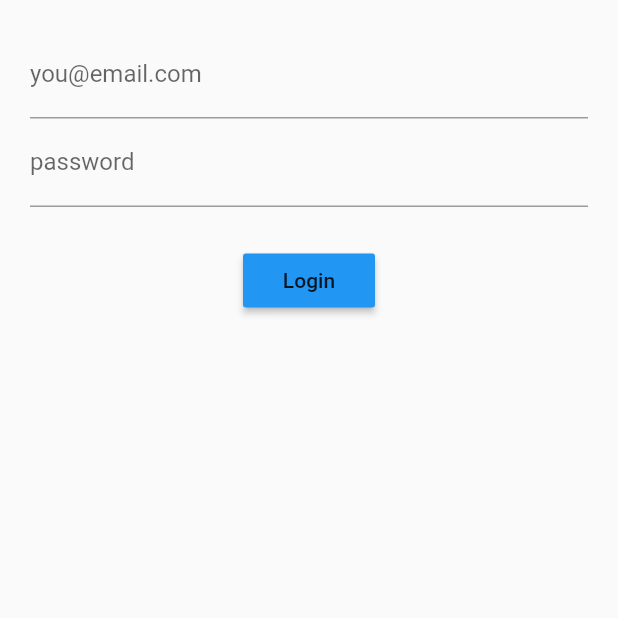
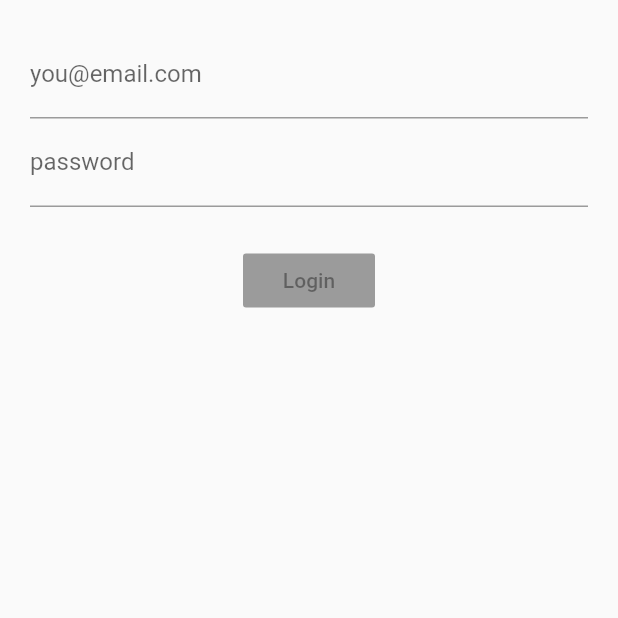
Before and after one commit to partnercloudsupport/Flutter-Apps, a Flutter app: the screen it shows after launch, on a phone screen of 412 x 824 dp, the top half of it. Run offline on Flutter 3.47's test engine with Material 2 defaults, Android fonts, the phone set to English and light mode, and no system bars; our stand-ins replace carousel_pro, cloud_firestore, firebase_auth, firebase_storage, google_sign_in, image_picker and 3 more; accounts and stored records are empty.

Commit message:
Finalizado app de exemplo de Streams

```diff
--- a/examples_stream/login_bloc/lib/screens/login_screen.dart
+++ b/examples_stream/login_bloc/lib/screens/login_screen.dart
@@ -1,23 +1,26 @@
 import 'package:flutter/material.dart';
 import '../src/ blocs/bloc_login.dart';
+import '../src/ blocs/provider.dart';
 
 class LoginScreen extends StatelessWidget{
   Widget build(context) {
+    // passamos uma cópia da instância do bloc com o Provider
+    final bloc = Provider.of(context);
 
     return Container(
       margin: EdgeInsets.all(20.0),
       child: Column(
         children: <Widget>[
-          emailField(),
-          passwordField(),
+          emailField(bloc),
+          passwordField(bloc),
           SizedBox(height: 25.0,),
-          submitButton()
+          submitButton(bloc)
         ],
         ),
       );
   }
 
-  Widget emailField() {
+  Widget emailField(Bloc bloc) {
     // se nosso stream entrar algum dado, refazemos todo o builder
     return StreamBuilder(
       stream: bloc.email, // stream that provides our email
@@ -36,20 +39,38 @@ class LoginScreen extends StatelessWidget{
     );
   }
 
-  Widget passwordField() {
+  Widget passwordField(Bloc bloc) {
+    return StreamBuilder(
+      stream: bloc.password,
+      builder: (context, snapshot){
         return TextField(
+          onChanged: bloc.changePassword,
           decoration: InputDecoration(
             hintText: 'password',
-        labelText: 'password'
+            labelText: 'password',
+            errorText: snapshot.error
           ),
+        );
+      },
     );
   }
 
-  Widget submitButton() {
+  Widget submitButton(Bloc bloc) {
+    // Usamos StreamBuilder pois precisamos da stream submitValid para
+    // ativar o botão
+    return StreamBuilder(
+      // Stream que iremos escutar
+      stream: bloc.submitValid,
+      builder: (context, snapshot){
         return RaisedButton(
           color: Colors.blue,
           child: Text('Login'),
-      onPressed: () {},
+          // se snapshot tiver algum dado, significa que não deu nenhum erro
+          onPressed: snapshot.hasData
+            ? () {}
+            : null,
+        );
+      },
     );
   }
 
--- a/examples_stream/login_bloc/lib/src/ blocs/bloc_login.dart
+++ b/examples_stream/login_bloc/lib/src/ blocs/bloc_login.dart
@@ -1,10 +1,11 @@
 import 'dart:async';
 import '../ blocs/bloc_validators.dart';
+import 'package:rxdart/rxdart.dart';
 
 // ainda tenho dúvida do porque usar o Object!!!
 class Bloc extends Object with Validator {
-  final _emailController = StreamController<String>();
-  final _passwordController = StreamController<String>();
+  final _emailController = BehaviorSubject<String>();
+  final _passwordController = BehaviorSubject<String>();
 
   // Add data to Stream
   Function(String) get changeEmail => _emailController.sink.add;
@@ -15,6 +16,19 @@ class Bloc extends Object with Validator {
   Stream<String> get email => _emailController.stream.transform(validateEmail);
   Stream<String> get password => _passwordController.stream.transform(validatePassword);
 
+  // Combina as duas streams de email e password. Retorna true pois
+  // email e password só irão ser 'observadas' quando forem validadas
+  Stream<bool> get submitValid =>
+    Observable.combineLatest2(email, password, (e, p) => true);
+
+
+  submit() {
+    final validEmail = _emailController.value;
+    final validPassword = _passwordController.value;
+
+    print(validEmail + " " + validPassword);
+  }
+
 
   void dispose(){
     _emailController.close();
@@ -22,6 +36,3 @@ class Bloc extends Object with Validator {
   }
 
 }
-
-// Global instance of bloc
-final bloc = Bloc();
--- a/examples_stream/login_bloc/lib/src/ blocs/provider.dart
+++ b/examples_stream/login_bloc/lib/src/ blocs/provider.dart
@@ -0,0 +1,16 @@
+import 'package:flutter/material.dart';
+import 'bloc_login.dart';
+
+class Provider extends InheritedWidget {
+  final bloc = Bloc(); // instance of Bloc
+
+  Provider({Key key, Widget child})
+  : super(key: key, child: child);
+
+  bool updateShouldNotify(_) => true;
+
+  // provider, retorna a instancia do bloc = Bloc();
+  static Bloc of(BuildContext context){
+    return (context.inheritFromWidgetOfExactType(Provider) as Provider).bloc;
+  }
+}
--- a/examples_stream/login_bloc/lib/src/app.dart
+++ b/examples_stream/login_bloc/lib/src/app.dart
@@ -1,12 +1,16 @@
 import 'package:flutter/material.dart';
 import 'package:login_bloc/screens/login_screen.dart';
+import '../src/ blocs/provider.dart';
+
 
 class App extends StatelessWidget {
   build(context) {
-    return MaterialApp(
-      title: "Log Me In",
-      home: Scaffold(
-        body: LoginScreen(),
+    return Provider(
+      child: MaterialApp(
+        title: "Log Me In",
+        home: Scaffold(
+          body: LoginScreen(),
+        ),
       ),
     );
   }
--- a/examples_stream/login_bloc/pubspec.yaml
+++ b/examples_stream/login_bloc/pubspec.yaml
@@ -19,6 +19,7 @@ dependencies:
   # The following adds the Cupertino Icons font to your application.
   # Use with the CupertinoIcons class for iOS style icons.
   cupertino_icons: ^0.1.2
+  rxdart: ^0.21.0
 
 dev_dependencies:
   flutter_test:
```
Lines whose indentation alone changed are shown as unchanged.
